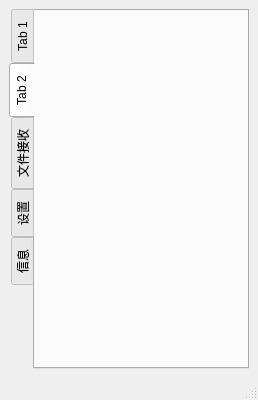
Above: Software/QT-rebuid/Sparrow/mainwindow.ui from Magiclxw/Sparrow before the change. Below: the same form after it.
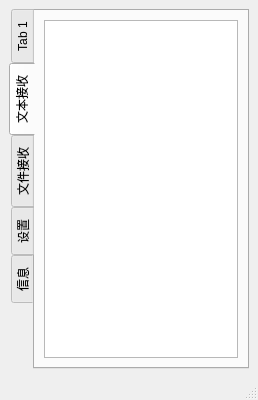
That is the form after the change. The open tabs and pages were chosen to show the change.

Commit message: 20241119 实现文本传输

The edit to the form file:
```diff
--- a/Software/QT-rebuid/Sparrow/mainwindow.ui
+++ b/Software/QT-rebuid/Sparrow/mainwindow.ui
@@ -43,8 +43,17 @@
       </widget>
       <widget class="QWidget" name="tab_2">
        <attribute name="title">
-        <string>Tab 2</string>
+        <string>文本接收</string>
        </attribute>
+       <layout class="QVBoxLayout" name="verticalLayout_4">
+        <item>
+         <widget class="QTextEdit" name="teRecText">
+          <property name="readOnly">
+           <bool>true</bool>
+          </property>
+         </widget>
+        </item>
+       </layout>
       </widget>
       <widget class="QWidget" name="tab_3">
        <attribute name="title">
```
Left out of the diff: 2 changed lines with no effect on the pictures. The commit also changes 61 other files.
